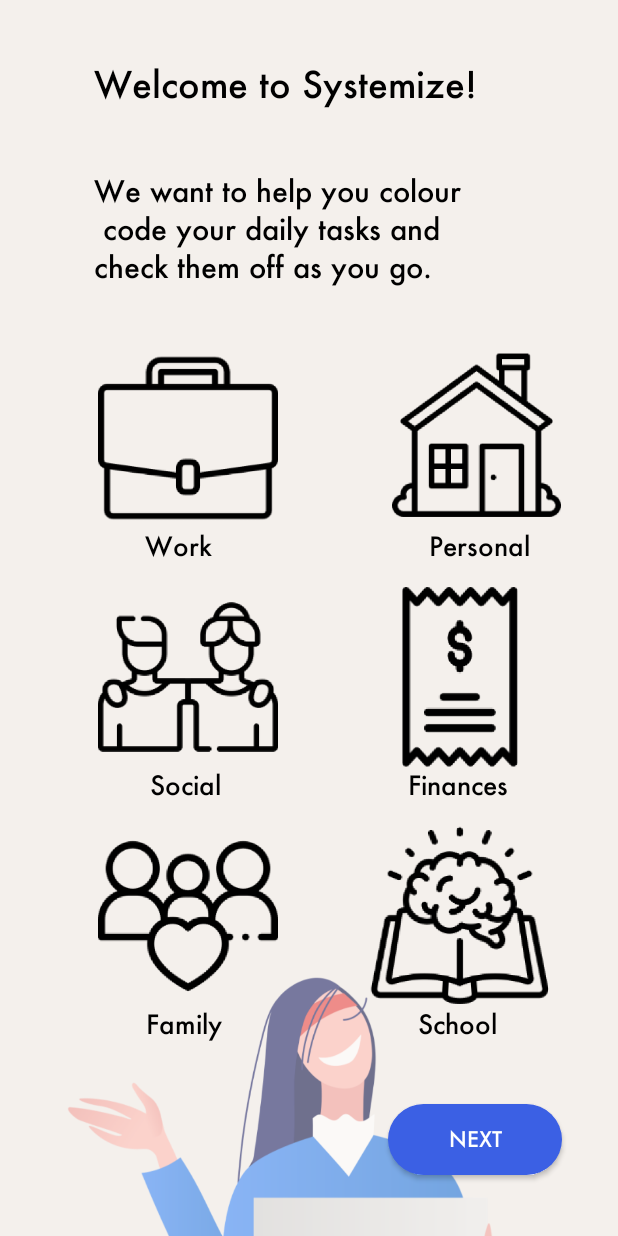
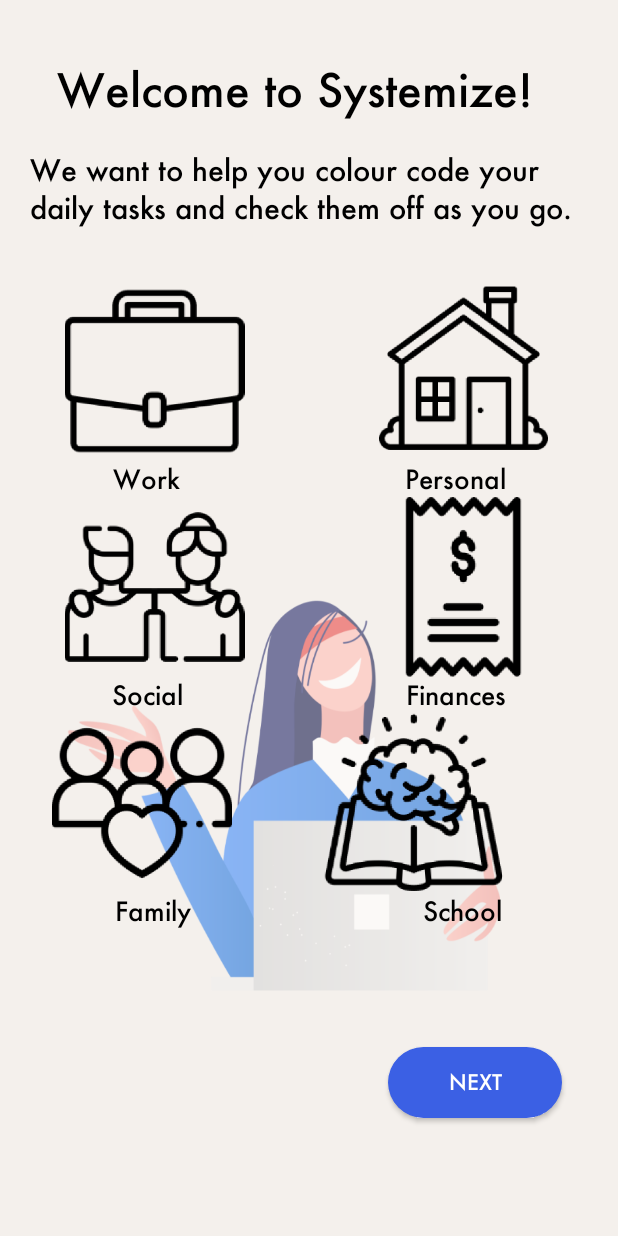
Before and after one commit to verdantl/Systemize, an Android app: the screen it shows after launch (MainActivity), after a tap on "GET STARTED", on a phone screen of 412 x 824 dp. Run offline under Robolectric (Android 15) with nearby library versions, the light colour scheme and no system bars.

Commit message:
fixed some bugs in the formatting

```diff
--- a/Systemize/app/src/main/java/com/example/systemize/ListFragment.java
+++ b/Systemize/app/src/main/java/com/example/systemize/ListFragment.java
@@ -33,7 +33,7 @@ public abstract class ListFragment extends Fragment {
         c.set(Calendar.YEAR, newDate.getYear());
         c.set(Calendar.MONTH, newDate.getMonthValue() - 1);
         c.set(Calendar.DAY_OF_MONTH, newDate.getDayOfMonth());
-        date.setText(DateFormat.getDateInstance(DateFormat.FULL).format(c.getTime()));
+        date.setText(DateFormat.getDateInstance().format(c.getTime()));
 
         ImageView category = dialog.findViewById(R.id.category);
         category.setImageResource(taskItem.getCategoryImage());
--- a/Systemize/app/src/main/java/com/example/systemize/NewTaskActivity.java
+++ b/Systemize/app/src/main/java/com/example/systemize/NewTaskActivity.java
@@ -80,7 +80,7 @@ public class NewTaskActivity extends AppCompatActivity implements DatePickerDial
         c.set(Calendar.YEAR, LocalDate.now().getYear());
         c.set(Calendar.MONTH, LocalDate.now().getMonthValue() - 1);
         c.set(Calendar.DAY_OF_MONTH, LocalDate.now().getDayOfMonth());
-        date.setText(DateFormat.getDateInstance(DateFormat.FULL).format(c.getTime()));
+        date.setText(DateFormat.getDateInstance().format(c.getTime()));
         duration = findViewById(R.id.duration);
         DateFormat dateFormat = new SimpleDateFormat("hh:mm aa");
         duration.setText(dateFormat.format(new Date()));
@@ -127,7 +127,7 @@ public class NewTaskActivity extends AppCompatActivity implements DatePickerDial
         c.set(Calendar.MONTH, month);
         c.set(Calendar.DAY_OF_MONTH, day);
         SimpleDateFormat format = new SimpleDateFormat("yyyy-MM-dd");
-        String currentDateString = DateFormat.getDateInstance(DateFormat.FULL).format(c.getTime());
+        String currentDateString = DateFormat.getDateInstance().format(c.getTime());
         saveDate = LocalDate.parse(format.format(c.getTime()));
         date.setText(currentDateString);
     }
--- a/Systemize/app/src/main/res/layout/activity_new_task.xml
+++ b/Systemize/app/src/main/res/layout/activity_new_task.xml
@@ -48,8 +48,9 @@
         android:contentDescription="@string/journal" />
 
     <TableLayout
-        android:layout_width="match_parent"
         android:layout_height="wrap_content"
+        android:shrinkColumns="2"
+        android:layout_width="fill_parent"
         app:layout_constrainedWidth="true"
         android:layout_marginHorizontal="20dp"
         android:id="@+id/table"
@@ -74,7 +75,7 @@
                 android:padding="5dp"
                 android:layout_height="match_parent"
                 android:layout_width="match_parent"
-
+                android:minLines="2"
                 android:gravity="center_vertical"
                 android:fontFamily="@font/futura_medium"
                 android:textSize="20sp"
--- a/Systemize/app/src/main/res/layout/activity_task_selection.xml
+++ b/Systemize/app/src/main/res/layout/activity_task_selection.xml
@@ -20,7 +20,7 @@
         app:layout_constraintBottom_toBottomOf="parent"
         app:layout_constraintVertical_bias="0.05"
         android:textColor="@color/black"
-        android:textSize="24sp"
+        android:textSize="30sp"
         app:layout_constraintHorizontal_bias="0.4"
         />
 
@@ -29,13 +29,15 @@
         android:id="@+id/help_message"
         android:layout_width="wrap_content"
         android:layout_height="wrap_content"
+        app:layout_constrainedWidth="true"
         android:fontFamily="@font/futura_medium"
-        android:layout_marginRight="20dp"
+        android:layout_margin="20dp"
         android:text="@string/we_want_to_help_you_colour_code_your_daily_tasks_and_check_them_off_as_you_go"
         android:textColor="@color/black"
         android:textSize="19sp"
         app:layout_constraintBottom_toTopOf="@id/task_types"
-        app:layout_constraintLeft_toLeftOf="@id/welcome_message"
+        app:layout_constraintLeft_toLeftOf="parent"
+        app:layout_constraintRight_toRightOf="parent"
         app:layout_constraintTop_toBottomOf="@id/welcome_message" />
 
     <ImageView
@@ -50,112 +52,116 @@
         app:layout_constraintRight_toRightOf="parent"
 
         />
+    <LinearLayout
 
-    <LinearLayout
         android:layout_width="match_parent"
-        android:layout_height="wrap_content"
-        android:orientation="vertical"
-        app:layout_constraintTop_toBottomOf="@id/help_message"
-        app:layout_constraintBottom_toTopOf="@id/next_button"
+        android:layout_height="120dp"
+        android:weightSum="2"
         android:id="@+id/task_types"
-        android:gravity="center">
-        <GridLayout
-            android:layout_width="350dp"
-            android:layout_height="120dp"
-            android:columnCount="2"
-            android:rowCount="1"
-            android:columnOrderPreserved="false"
-            app:layout_constraintBottom_toTopOf="@id/next_button"
         app:layout_constraintLeft_toLeftOf="parent"
         app:layout_constraintRight_toRightOf="parent"
-            app:layout_constraintTop_toBottomOf="@id/colour_prompt">
+        app:layout_constraintTop_toBottomOf="@id/help_message"
+        android:layout_marginTop="35dp">
 
         <ImageView
-                android:layout_width="wrap_content"
+            android:layout_width="0dp"
             android:layout_height="wrap_content"
-                android:src="@drawable/work"/>
+            android:src="@drawable/work"
+            android:layout_weight="1"/>
         <ImageView
-                android:layout_width="wrap_content"
+            android:layout_width="0dp"
             android:layout_height="wrap_content"
+            android:layout_weight="1"
             android:src="@drawable/living"/>
 
-        </GridLayout>
+    </LinearLayout>
         <LinearLayout
+            app:layout_constraintTop_toBottomOf="@id/task_types"
+            android:id="@+id/work_living_text"
             android:layout_width="match_parent"
             android:layout_height="wrap_content"
             android:layout_marginBottom="15dp"
+            android:weightSum="2"
             >
             <TextView
                 android:layout_width="wrap_content"
                 android:layout_height="wrap_content"
                 android:fontFamily="@font/futura_medium"
-                android:textSize="17dp"
+                android:textSize="17sp"
                 android:textColor="@color/black"
-                android:text="Work"
-                android:layout_weight="2"
+                android:text="@string/work"
+                android:layout_weight="1"
                 android:gravity="center"/>
             <TextView
                 android:layout_width="wrap_content"
                 android:layout_height="wrap_content"
                 android:fontFamily="@font/futura_medium"
-                android:textSize="17dp"
+                android:textSize="17sp"
                 android:textColor="@color/black"
-                android:text="Personal  "
+                android:text="@string/personal"
                 android:layout_weight="1"
                 android:gravity="center"/>
         </LinearLayout>
-        <GridLayout
-            android:layout_width="350dp"
+        <LinearLayout
+            android:layout_width="match_parent"
             android:layout_height="120dp"
-            android:columnCount="2"
-            android:rowCount="1"
-            android:columnOrderPreserved="false"
+            android:weightSum="2"
+            android:id="@+id/hug_bill"
             app:layout_constraintLeft_toLeftOf="parent"
             app:layout_constraintRight_toRightOf="parent"
-            app:layout_constraintTop_toBottomOf="@id/palette1">
+            app:layout_constraintTop_toBottomOf="@id/work_living_text">
 
             <ImageView
-                android:layout_width="wrap_content"
+                android:layout_width="0dp"
                 android:layout_height="wrap_content"
+                android:layout_weight="1"
                 android:src="@drawable/hug"/>
             <ImageView
-                android:layout_width="wrap_content"
+                android:layout_width="0dp"
                 android:layout_height="wrap_content"
+                android:layout_weight="1"
                 android:src="@drawable/bill"/>
 
-        </GridLayout>
+        </LinearLayout>
         <LinearLayout
             android:layout_width="match_parent"
             android:layout_height="wrap_content"
-            android:layout_marginBottom="15dp">
+            android:layout_marginBottom="15dp"
+            android:weightSum="2"
+            android:id="@+id/hug_bill_text"
+            app:layout_constraintTop_toBottomOf="@id/hug_bill"
+            app:layout_constraintLeft_toLeftOf="parent"
+            app:layout_constraintRight_toRightOf="parent"
+            android:layout_gravity="center_horizontal">
             <TextView
                 android:layout_width="wrap_content"
                 android:layout_height="wrap_content"
                 android:fontFamily="@font/futura_medium"
-                android:textSize="17dp"
+                android:textSize="17sp"
                 android:textColor="@color/black"
-                android:text="Social"
+                android:text="@string/social"
                 android:gravity="center"
-                android:layout_weight="4"
+                android:layout_weight="1"
                 />
             <TextView
                 android:layout_width="wrap_content"
                 android:layout_height="wrap_content"
                 android:fontFamily="@font/futura_medium"
-                android:textSize="17dp"
+                android:textSize="17sp"
                 android:textColor="@color/black"
-                android:text="Finances         "
+                android:text="@string/finances"
                 android:gravity="center"
                 android:layout_weight="1"
                 />
         </LinearLayout>
-        <GridLayout
-            android:layout_width="350dp"
+        <LinearLayout
+            android:layout_width="match_parent"
             android:layout_height="120dp"
-            android:columnCount="2"
-            android:rowCount="1"
-            android:columnOrderPreserved="false"
-            android:layout_weight="8"
+            android:weightSum="2"
+            android:id="@+id/family_knowledge"
+            app:layout_constraintLeft_toLeftOf="parent"
+            app:layout_constraintRight_toRightOf="parent"
+            app:layout_constraintTop_toBottomOf="@id/hug_bill_text"
             >
 
             <ImageView
@@ -167,19 +173,22 @@
                 android:layout_height="wrap_content"
                 android:src="@drawable/knowledge"/>
 
-        </GridLayout>
+        </LinearLayout>
         <LinearLayout
+            app:layout_constraintTop_toBottomOf="@id/family_knowledge"
+            android:id="@+id/family_knowledge_text"
             android:layout_width="match_parent"
-            android:layout_height="wrap_content">
+            android:layout_height="wrap_content"
+            android:weightSum="2">
             <TextView
                 android:layout_width="wrap_content"
                 android:layout_height="wrap_content"
                 android:fontFamily="@font/futura_medium"
                 android:textSize="17sp"
                 android:textColor="@color/black"
-                android:text="Family"
+                android:text="@string/family"
                 android:gravity="center"
-                android:layout_weight="3"
+                android:layout_weight="1"
                 />
             <TextView
                 android:layout_width="wrap_content"
@@ -187,11 +196,10 @@
                 android:fontFamily="@font/futura_medium"
                 android:textSize="17sp"
                 android:textColor="@color/black"
-                android:text="School         "
+                android:text="@string/school"
                 android:gravity="center"
                 android:layout_weight="1"
                 />
-        </LinearLayout>
         </LinearLayout>
 
     <Button
@@ -207,5 +215,5 @@
         app:layout_constraintLeft_toLeftOf="parent"
         app:layout_constraintRight_toRightOf="parent"
         android:fontFamily="@font/futura_medium"
-        app:layout_constraintTop_toBottomOf="@id/task_types"/>
+        app:layout_constraintTop_toBottomOf="@id/family_knowledge_text"/>
 </androidx.constraintlayout.widget.ConstraintLayout>
--- a/Systemize/app/src/main/res/layout/task_info_dialog.xml
+++ b/Systemize/app/src/main/res/layout/task_info_dialog.xml
@@ -1,7 +1,7 @@
 <?xml version="1.0" encoding="utf-8"?>
 <androidx.constraintlayout.widget.ConstraintLayout xmlns:android="http://schemas.android.com/apk/res/android"
-    android:layout_width="400dp"
-    android:layout_height="600dp"
+    android:layout_width="350dp"
+    android:layout_height="500dp"
     xmlns:app="http://schemas.android.com/apk/res-auto">
     <androidx.constraintlayout.widget.ConstraintLayout
         android:layout_width="match_parent"
@@ -58,7 +58,6 @@
         android:layout_width="wrap_content"
         android:layout_height="wrap_content"
         app:layout_constraintLeft_toLeftOf="parent"
-        app:layout_constraintRight_toRightOf="parent"
         app:layout_constraintTop_toTopOf="parent"
         app:layout_constraintBottom_toBottomOf="parent"
         app:layout_constraintVertical_bias="0.8"/>
--- a/Systemize/app/src/main/res/menu/bottom_navigation.xml
+++ b/Systemize/app/src/main/res/menu/bottom_navigation.xml
@@ -3,7 +3,7 @@
 
     <item
         android:id="@+id/nav_profile"
-        android:icon="@drawable/user"
+        android:icon="@drawable/ic_baseline_person_24"
         android:title="" />
 
     <item
--- a/Systemize/app/src/main/res/values/strings.xml
+++ b/Systemize/app/src/main/res/values/strings.xml
@@ -17,6 +17,12 @@
     <string name="nice_to_meet_you">Nice to meet you!</string>
     <string name="now_how_productive_would_nyou_say_you_are_each_week">Now, how productive would \nyou say you are each week?</string>
     <string name="welcome_to_systemize">Welcome to Systemize!</string>
-    <string name="we_want_to_help_you_colour_code_your_daily_tasks_and_check_them_off_as_you_go">We want to help you colour\n code your daily tasks and \ncheck them off as you go.</string>
+    <string name="we_want_to_help_you_colour_code_your_daily_tasks_and_check_them_off_as_you_go">We want to help you colour code your daily tasks and check them off as you go.</string>
     <string name="type_your_name_here">Type your name here</string>
+    <string name="work">Work</string>
+    <string name="personal">Personal</string>
+    <string name="social">Social</string>
+    <string name="finances">Finances</string>
+    <string name="family">Family</string>
+    <string name="school">School</string>
 </resources>
```
Lines whose indentation alone changed are shown as unchanged.
